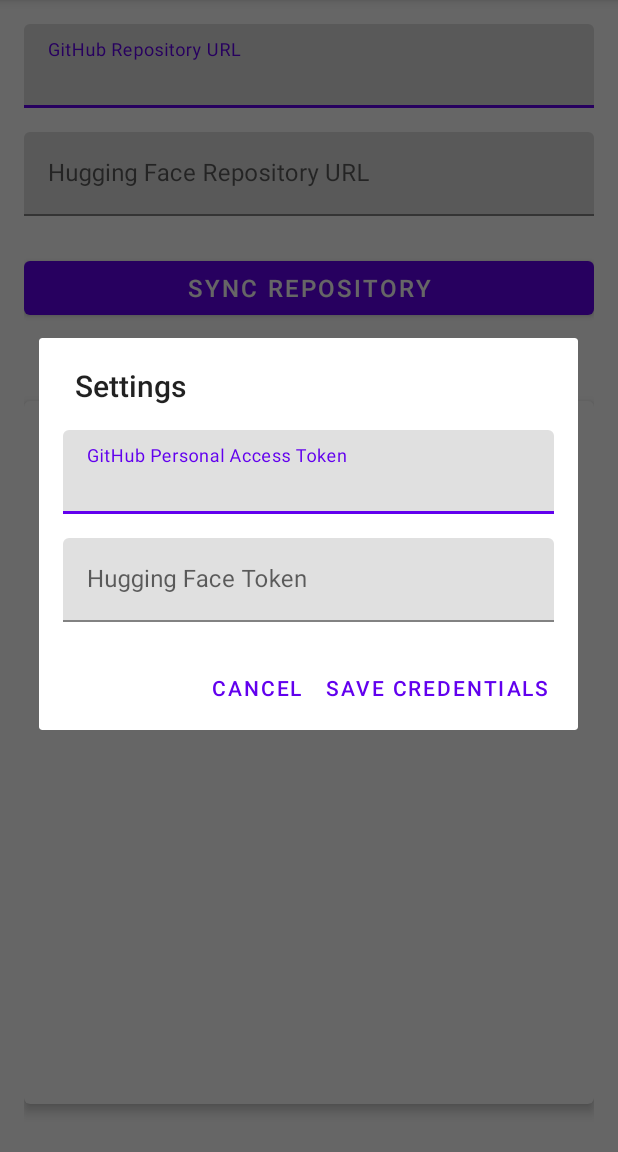
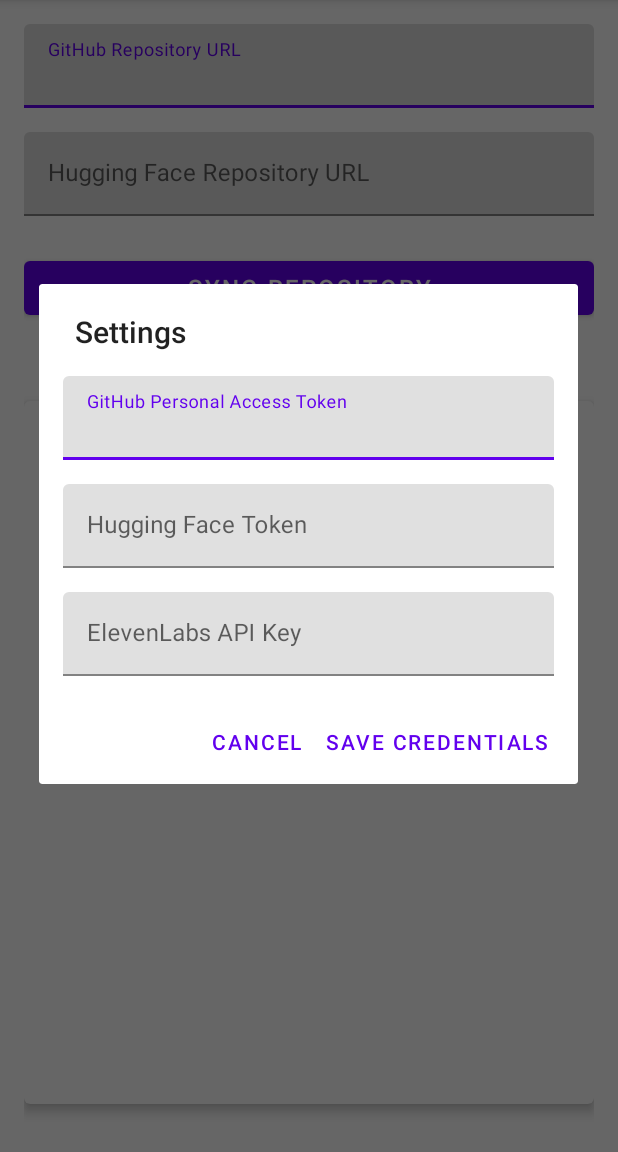
Before and after one commit to TeacherEvan/Unicorn_Pajamas, an Android app: the screen it shows after launch (MainActivity), after a tap on "Settings", on a phone screen of 412 x 824 dp, the part 84-1236 px from its top. Run offline under Robolectric (Android 15) with nearby library versions, the phone set to English and light mode, and no system bars; 5 statements that could not run were skipped.

Commit message:
Add ElevenLabs voice integration with VoiceService
Co-authored-by: TeacherEvan <189960447+TeacherEvan@users.noreply.github.com>

```diff
--- a/app/src/main/java/com/teacherevan/unicornpajamas/MainActivity.kt
+++ b/app/src/main/java/com/teacherevan/unicornpajamas/MainActivity.kt
@@ -17,6 +17,10 @@ import androidx.work.WorkManager
 import androidx.work.workDataOf
 import com.google.android.material.textfield.TextInputEditText
 import com.teacherevan.unicornpajamas.databinding.ActivityMainBinding
+import kotlinx.coroutines.CoroutineScope
+import kotlinx.coroutines.Dispatchers
+import kotlinx.coroutines.Job
+import kotlinx.coroutines.launch
 import java.text.SimpleDateFormat
 import java.util.Date
 import java.util.Locale
@@ -25,8 +29,11 @@ class MainActivity : AppCompatActivity() {
 
     private lateinit var binding: ActivityMainBinding
     private lateinit var securePreferences: SecurePreferences
+    private lateinit var voiceService: VoiceService
     private val workManager by lazy { WorkManager.getInstance(this) }
     private val logBuilder = StringBuilder()
+    private val mainScope = CoroutineScope(Dispatchers.Main + Job())
+    private var welcomeVoicePlayed = false
 
     override fun onCreate(savedInstanceState: Bundle?) {
         super.onCreate(savedInstanceState)
@@ -34,9 +41,11 @@ class MainActivity : AppCompatActivity() {
         setContentView(binding.root)
 
         securePreferences = SecurePreferences(this)
+        voiceService = VoiceService(this)
 
         setupUI()
         handleIntent(intent)
+        playWelcomeVoice()
     }
 
     override fun onNewIntent(intent: Intent) {
@@ -86,16 +95,21 @@ class MainActivity : AppCompatActivity() {
         val dialogView = layoutInflater.inflate(R.layout.dialog_settings, null)
         val githubTokenInput = dialogView.findViewById<TextInputEditText>(R.id.githubTokenInput)
         val hfTokenInput = dialogView.findViewById<TextInputEditText>(R.id.hfTokenInput)
+        val elevenLabsApiKeyInput = dialogView.findViewById<TextInputEditText>(R.id.elevenLabsApiKeyInput)
 
         // Load existing tokens (masked)
         val githubToken = securePreferences.getGitHubToken()
         val hfToken = securePreferences.getHuggingFaceToken()
+        val elevenLabsApiKey = securePreferences.getElevenLabsApiKey()
 
         if (githubToken != null) {
             githubTokenInput.setText("••••••••")
         }
         if (hfToken != null) {
             hfTokenInput.setText("••••••••")
+        }
+        if (elevenLabsApiKey != null) {
+            elevenLabsApiKeyInput.setText("••••••••")
         }
 
         AlertDialog.Builder(this)
@@ -104,12 +118,16 @@ class MainActivity : AppCompatActivity() {
             .setPositiveButton(R.string.save_credentials) { _, _ ->
                 val newGithubToken = githubTokenInput.text.toString()
                 val newHfToken = hfTokenInput.text.toString()
+                val newElevenLabsApiKey = elevenLabsApiKeyInput.text.toString()
 
                 if (newGithubToken.isNotEmpty() && !newGithubToken.startsWith("•")) {
                     securePreferences.saveGitHubToken(newGithubToken)
                 }
                 if (newHfToken.isNotEmpty() && !newHfToken.startsWith("•")) {
                     securePreferences.saveHuggingFaceToken(newHfToken)
+                }
+                if (newElevenLabsApiKey.isNotEmpty() && !newElevenLabsApiKey.startsWith("•")) {
+                    securePreferences.saveElevenLabsApiKey(newElevenLabsApiKey)
                 }
 
                 Toast.makeText(this, R.string.credentials_saved, Toast.LENGTH_SHORT).show()
@@ -228,4 +246,35 @@ class MainActivity : AppCompatActivity() {
         binding.logText.text = ""
         log("Logs cleared")
     }
+
+    private fun playWelcomeVoice() {
+        // Only play welcome voice once per app session
+        if (welcomeVoicePlayed) {
+            return
+        }
+
+        val apiKey = securePreferences.getElevenLabsApiKey()
+        if (apiKey.isNullOrEmpty()) {
+            log("ElevenLabs API key not configured. Set it in Settings to enable voice greetings.")
+            return
+        }
+
+        welcomeVoicePlayed = true
+        log("Playing welcome voice sequence...")
+
+        mainScope.launch {
+            try {
+                voiceService.playWelcomeSequence(apiKey) {
+                    log("Welcome voice sequence completed")
+                }
+            } catch (e: Exception) {
+                log("Error playing welcome voice: ${e.message}")
+            }
+        }
+    }
+
+    override fun onDestroy() {
+        super.onDestroy()
+        voiceService.cleanup()
+    }
 }
--- a/app/src/main/res/layout/dialog_settings.xml
+++ b/app/src/main/res/layout/dialog_settings.xml
@@ -32,4 +32,18 @@
             android:maxLines="1" />
     </com.google.android.material.textfield.TextInputLayout>
 
+    <com.google.android.material.textfield.TextInputLayout
+        android:layout_width="match_parent"
+        android:layout_height="wrap_content"
+        android:layout_marginTop="16dp"
+        android:hint="@string/elevenlabs_api_key">
+
+        <com.google.android.material.textfield.TextInputEditText
+            android:id="@+id/elevenLabsApiKeyInput"
+            android:layout_width="match_parent"
+            android:layout_height="wrap_content"
+            android:inputType="textPassword"
+            android:maxLines="1" />
+    </com.google.android.material.textfield.TextInputLayout>
+
 </LinearLayout>
--- a/app/src/main/res/menu/main_menu.xml
+++ b/app/src/main/res/menu/main_menu.xml
@@ -11,7 +11,7 @@
     <item
         android:id="@+id/action_clear_logs"
         android:icon="@android:drawable/ic_menu_delete"
-        android:title="Clear Logs"
+        android:title="@string/clear_logs"
         app:showAsAction="never" />
 
 </menu>
--- a/app/src/main/res/values/strings.xml
+++ b/app/src/main/res/values/strings.xml
@@ -22,4 +22,7 @@
     <string name="push_progress">Pushing to Hugging Face...</string>
     <string name="invalid_url">Please enter valid repository URLs</string>
     <string name="missing_tokens">Please configure your access tokens in Settings</string>
+    <string name="elevenlabs_api_key">ElevenLabs API Key</string>
+    <string name="enter_elevenlabs_key">Enter ElevenLabs API key</string>
+    <string name="clear_logs">Clear Logs</string>
 </resources>
```
Also changed, not shown: app/src/main/java/com/teacherevan/unicornpajamas/SecurePreferences.kt (+9 -0 lines), app/src/main/java/com/teacherevan/unicornpajamas/VoiceService.kt (added, +198 -0 lines).
